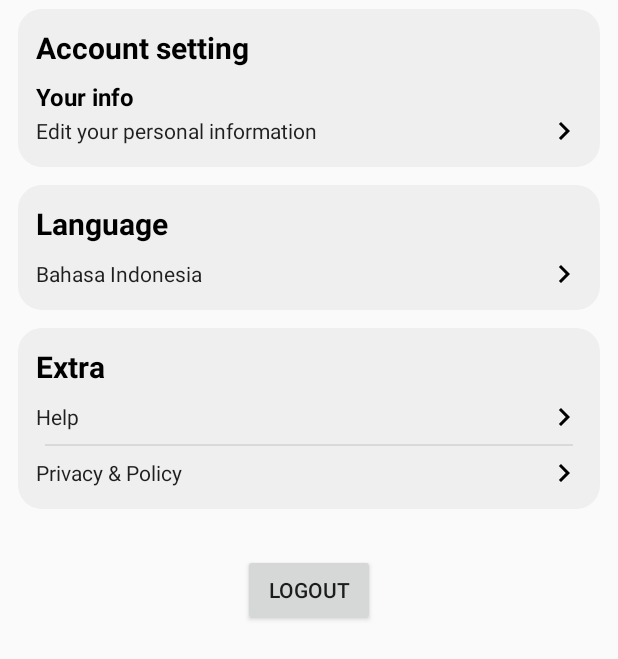
After one commit to Stay2607/CapstoneArtion, an Android app: the SettingActivity screen opened directly, with no data from a screen before it, on a phone screen of 412 x 824 dp. The commit adds this screen. Shown: the top 659 px of the screen. Run offline under Robolectric (Android 15) with nearby library versions, the phone set to English and light mode, and no system bars.

Commit message:
Update profile & Pembuatan setting page

```diff
--- a/app/src/main/java/com/dicoding/picodiploma/capstoneartion/main/ProfileFragment.kt
+++ b/app/src/main/java/com/dicoding/picodiploma/capstoneartion/main/ProfileFragment.kt
@@ -8,6 +8,7 @@ import android.view.ViewGroup
 import androidx.fragment.app.Fragment
 import com.dicoding.picodiploma.capstoneartion.databinding.FragmentProfileBinding
 import com.dicoding.picodiploma.capstoneartion.login.LoginActivity
+import com.dicoding.picodiploma.capstoneartion.setting.SettingActivity
 import com.google.firebase.auth.FirebaseAuth
 import com.google.firebase.auth.ktx.auth
 import com.google.firebase.ktx.Firebase
@@ -29,26 +30,18 @@ class ProfileFragment : Fragment() {
 
     private lateinit var auth: FirebaseAuth
 
-    private var param1: String? = null
-    private var param2: String? = null
-
-    /*override fun onCreate(savedInstanceState: Bundle?) {
-        super.onCreate(savedInstanceState)
-        arguments?.let {
-            param1 = it.getString(ARG_PARAM1)
-            param2 = it.getString(ARG_PARAM2)
-        }
-
-        auth = Firebase.auth
-        onViewCreate()
-
-    }*/
-
-
     override fun onViewCreated(view: View, savedInstanceState: Bundle?) {
         super.onViewCreated(view, savedInstanceState)
         auth = Firebase.auth
         btnLogout()
+        btnSetting()
+    }
+
+    private fun btnSetting() {
+        binding?.btnSetting?.setOnClickListener {
+            val intent = Intent(activity, SettingActivity::class.java)
+            startActivity(intent)
+        }
     }
 
     private fun btnLogout() {
@@ -64,31 +57,12 @@ class ProfileFragment : Fragment() {
     override fun onCreateView(
         inflater: LayoutInflater, container: ViewGroup?,
         savedInstanceState: Bundle?
-    ): View? {
+    ): View {
         // Inflate the layout for this fragment
         _binding = FragmentProfileBinding.inflate(inflater, container, false)
         return _binding!!.root
         //return inflater.inflate(R.layout.fragment_profile, container, false)
     }
 
-    companion object {
-        /**
-         * Use this factory method to create a new instance of
-         * this fragment using the provided parameters.
-         *
-         * @param param1 Parameter 1.
-         * @param param2 Parameter 2.
-         * @return A new instance of fragment ProfileFragment.
-         */
-        // TODO: Rename and change types and number of parameters
-        @JvmStatic
-        fun newInstance(param1: String, param2: String) =
-            ProfileFragment().apply {
-                arguments = Bundle().apply {
-                    putString(ARG_PARAM1, param1)
-                    putString(ARG_PARAM2, param2)
-                }
-            }
-    }
 
 }
--- /dev/null
+++ b/app/src/main/java/com/dicoding/picodiploma/capstoneartion/setting/SettingActivity.kt
@@ -0,0 +1,12 @@
+package com.dicoding.picodiploma.capstoneartion.setting
+
+import androidx.appcompat.app.AppCompatActivity
+import android.os.Bundle
+import com.dicoding.picodiploma.capstoneartion.R
+
+class SettingActivity : AppCompatActivity() {
+    override fun onCreate(savedInstanceState: Bundle?) {
+        super.onCreate(savedInstanceState)
+        setContentView(R.layout.activity_setting)
+    }
+}
--- /dev/null
+++ b/app/src/main/res/drawable/card_layout_gray.xml
@@ -0,0 +1,8 @@
+<?xml version="1.0" encoding="utf-8"?>
+<shape xmlns:android="http://schemas.android.com/apk/res/android"
+    android:shape="rectangle">
+
+    <solid android:color="@color/lighter_gray" />
+    <corners android:radius="16dp" />
+
+</shape>
--- /dev/null
+++ b/app/src/main/res/drawable/ic_baseline_keyboard_arrow_right_24.xml
@@ -0,0 +1,5 @@
+<vector android:autoMirrored="true" android:height="24dp"
+    android:tint="#000000" android:viewportHeight="24"
+    android:viewportWidth="24" android:width="24dp" xmlns:android="http://schemas.android.com/apk/res/android">
+    <path android:fillColor="@android:color/white" android:pathData="M8.59,16.59L13.17,12 8.59,7.41 10,6l6,6 -6,6 -1.41,-1.41z"/>
+</vector>
--- /dev/null
+++ b/app/src/main/res/drawable/ic_baseline_settings_24.xml
@@ -0,0 +1,5 @@
+<vector android:height="24dp" android:tint="#FFFFFF"
+    android:viewportHeight="24" android:viewportWidth="24"
+    android:width="24dp" xmlns:android="http://schemas.android.com/apk/res/android">
+    <path android:fillColor="@android:color/white" android:pathData="M19.14,12.94c0.04,-0.3 0.06,-0.61 0.06,-0.94c0,-0.32 -0.02,-0.64 -0.07,-0.94l2.03,-1.58c0.18,-0.14 0.23,-0.41 0.12,-0.61l-1.92,-3.32c-0.12,-0.22 -0.37,-0.29 -0.59,-0.22l-2.39,0.96c-0.5,-0.38 -1.03,-0.7 -1.62,-0.94L14.4,2.81c-0.04,-0.24 -0.24,-0.41 -0.48,-0.41h-3.84c-0.24,0 -0.43,0.17 -0.47,0.41L9.25,5.35C8.66,5.59 8.12,5.92 7.63,6.29L5.24,5.33c-0.22,-0.08 -0.47,0 -0.59,0.22L2.74,8.87C2.62,9.08 2.66,9.34 2.86,9.48l2.03,1.58C4.84,11.36 4.8,11.69 4.8,12s0.02,0.64 0.07,0.94l-2.03,1.58c-0.18,0.14 -0.23,0.41 -0.12,0.61l1.92,3.32c0.12,0.22 0.37,0.29 0.59,0.22l2.39,-0.96c0.5,0.38 1.03,0.7 1.62,0.94l0.36,2.54c0.05,0.24 0.24,0.41 0.48,0.41h3.84c0.24,0 0.44,-0.17 0.47,-0.41l0.36,-2.54c0.59,-0.24 1.13,-0.56 1.62,-0.94l2.39,0.96c0.22,0.08 0.47,0 0.59,-0.22l1.92,-3.32c0.12,-0.22 0.07,-0.47 -0.12,-0.61L19.14,12.94zM12,15.6c-1.98,0 -3.6,-1.62 -3.6,-3.6s1.62,-3.6 3.6,-3.6s3.6,1.62 3.6,3.6S13.98,15.6 12,15.6z"/>
+</vector>
--- /dev/null
+++ b/app/src/main/res/layout/activity_setting.xml
@@ -0,0 +1,125 @@
+<?xml version="1.0" encoding="utf-8"?>
+<androidx.appcompat.widget.LinearLayoutCompat xmlns:android="http://schemas.android.com/apk/res/android"
+    xmlns:app="http://schemas.android.com/apk/res-auto"
+    xmlns:tools="http://schemas.android.com/tools"
+    android:layout_width="match_parent"
+    android:layout_height="match_parent"
+    tools:context=".setting.SettingActivity"
+    android:orientation="vertical">
+
+    <LinearLayout
+        android:layout_width="match_parent"
+        android:layout_height="wrap_content"
+        android:padding="12dp"
+        android:background="@drawable/card_layout_gray"
+        android:layout_marginLeft="12dp"
+        android:layout_marginRight="12dp"
+        android:layout_marginTop="6dp"
+        android:layout_marginBottom="6dp"
+        android:orientation="vertical">
+
+        <TextView
+            android:layout_width="match_parent"
+            android:layout_height="wrap_content"
+            android:text="Account setting"
+            android:textColor="@color/black"
+            android:textStyle="bold"
+            android:textSize="20sp"
+            android:layout_marginBottom="8dp"/>
+
+        <TextView
+            android:layout_width="match_parent"
+            android:layout_height="wrap_content"
+            android:text="Your info"
+            android:textColor="@color/black"
+            android:textStyle="bold"
+            android:textSize="16sp"/>
+
+        <Button
+            android:id="@+id/btn_edit_profile"
+            android:layout_width="match_parent"
+            android:layout_height="wrap_content"
+            android:text="Edit your personal information"
+            style="@style/Base.Widget.AppCompat.Button.Borderless.ListTile"/>
+    </LinearLayout>
+
+    <LinearLayout
+        android:layout_width="match_parent"
+        android:layout_height="wrap_content"
+        android:padding="12dp"
+        android:background="@drawable/card_layout_gray"
+        android:layout_marginLeft="12dp"
+        android:layout_marginRight="12dp"
+        android:layout_marginTop="6dp"
+        android:layout_marginBottom="6dp"
+        android:orientation="vertical">
+
+        <TextView
+            android:layout_width="match_parent"
+            android:layout_height="wrap_content"
+            android:text="Language"
+            android:textColor="@color/black"
+            android:textStyle="bold"
+            android:textSize="20sp"
+            android:layout_marginBottom="8dp"/>
+
+        <Button
+            android:id="@+id/btn_language"
+            android:layout_width="match_parent"
+            android:layout_height="wrap_content"
+            android:text="Bahasa Indonesia"
+            android:textStyle=""
+            style="@style/Base.Widget.AppCompat.Button.Borderless.ListTile"/>
+    </LinearLayout>
+
+    <LinearLayout
+        android:layout_width="match_parent"
+        android:layout_height="wrap_content"
+        android:padding="12dp"
+        android:background="@drawable/card_layout_gray"
+        android:layout_marginLeft="12dp"
+        android:layout_marginRight="12dp"
+        android:layout_marginTop="6dp"
+        android:layout_marginBottom="6dp"
+        android:orientation="vertical">
+
+        <TextView
+            android:layout_width="match_parent"
+            android:layout_height="wrap_content"
+            android:text="Extra"
+            android:textColor="@color/black"
+            android:textStyle="bold"
+            android:textSize="20sp"
+            android:layout_marginBottom="8dp"/>
+
+        <Button
+            android:id="@+id/btn_help"
+            android:layout_width="match_parent"
+            android:layout_height="wrap_content"
+            android:text="Help"
+            style="@style/Base.Widget.AppCompat.Button.Borderless.ListTile"/>
+
+        <ImageView
+            android:layout_width="match_parent"
+            android:layout_height="1dp"
+            android:src="@color/light_gray"
+            android:layout_margin="6dp"/>
+
+        <Button
+            android:id="@+id/btn_privacy_policy"
+            android:layout_width="match_parent"
+            android:layout_height="wrap_content"
+            android:text="Privacy &amp; Policy"
+            style="@style/Base.Widget.AppCompat.Button.Borderless.ListTile"/>
+    </LinearLayout>
+
+    <Button
+        android:id="@+id/buttonLogout"
+        android:layout_width="wrap_content"
+        android:layout_height="wrap_content"
+        android:layout_marginTop="24dp"
+        android:text="Logout"
+        android:layout_gravity="center"/>
+
+
+</androidx.appcompat.widget.LinearLayoutCompat>
--- a/app/src/main/res/layout/fragment_profile.xml
+++ b/app/src/main/res/layout/fragment_profile.xml
@@ -9,7 +9,7 @@
     <ImageView
         android:id="@+id/profile_card"
         android:layout_width="match_parent"
-        android:layout_height="412dp"
+        android:layout_height="411dp"
         android:contentDescription="@string/profile_card"
         android:src="@drawable/card_layout_navy_white"
         app:layout_constraintTop_toTopOf="parent"
--- a/app/src/main/res/values/colors.xml
+++ b/app/src/main/res/values/colors.xml
@@ -20,4 +20,6 @@
     <color name="bluegray">#3c465f</color>
     <color name="pink">#da7ca3</color>
     <color name="light_gray">#d9d9d9</color>
+    <color name="lighter_gray">#EFEFEF</color>
+    <color name="invicible">#00FFFFFF</color>
 </resources>
--- a/app/src/main/res/values/themes.xml
+++ b/app/src/main/res/values/themes.xml
@@ -13,4 +13,13 @@
         <item name="android:statusBarColor">?attr/colorPrimaryVariant</item>
         <!-- Customize your theme here. -->
     </style>
+
+    <style name="Base.Widget.AppCompat.Button.Borderless.ListTile" parent="Widget.AppCompat.Button.Borderless">
+        <item name="android:textAlignment">textStart</item>
+        <item name="android:textAllCaps">false</item>
+        <item name="fontFamily">sans-serif</item>
+        <item name="android:minHeight">0dp</item>
+        <item name="android:background">@color/lighter_gray</item>
+        <item name="drawableEndCompat">@drawable/ic_baseline_keyboard_arrow_right_24</item>
+    </style>
 </resources>
```
Also changed, not shown: app/src/main/AndroidManifest.xml (+13 -6 lines).
